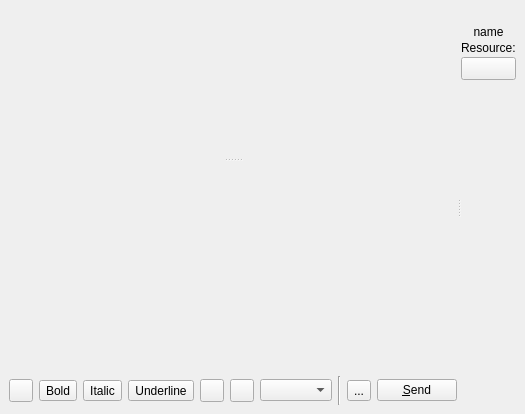
Before: the Qt Designer form widgets/chatwidget.ui in xmpp-graveyard/jabbim, drawn with Qt 5.
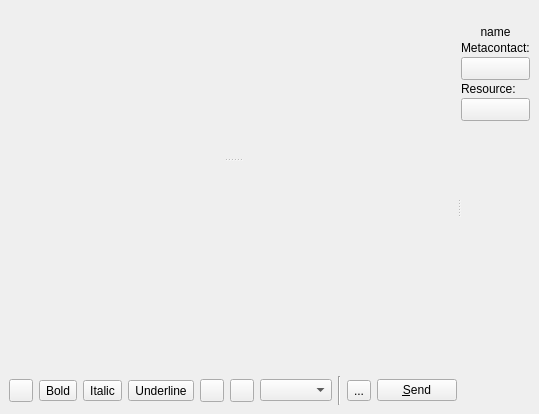
After: the same form once the commit is applied. Icons and pictures are not drawn.

Commit message: metacontact menu in chatWidget, changing shows in chatwidget

The edit to the form file:
```diff
--- a/widgets/chatwidget.ui
+++ b/widgets/chatwidget.ui
@@ -266,7 +266,35 @@
         </widget>
        </item>
        <item>
-        <widget class="QLabel" name="label_2" >
+        <widget class="QLabel" name="metaLabel" >
+         <property name="text" >
+          <string>Metacontact:</string>
+         </property>
+        </widget>
+       </item>
+       <item>
+        <widget class="QToolButton" name="metaButton" >
+         <property name="sizePolicy" >
+          <sizepolicy>
+           <hsizetype>7</hsizetype>
+           <vsizetype>0</vsizetype>
+           <horstretch>0</horstretch>
+           <verstretch>0</verstretch>
+          </sizepolicy>
+         </property>
+         <property name="popupMode" >
+          <enum>QToolButton::InstantPopup</enum>
+         </property>
+         <property name="toolButtonStyle" >
+          <enum>Qt::ToolButtonTextBesideIcon</enum>
+         </property>
+         <property name="arrowType" >
+          <enum>Qt::NoArrow</enum>
+         </property>
+        </widget>
+       </item>
+       <item>
+        <widget class="QLabel" name="resourceLabel" >
          <property name="text" >
           <string>Resource:</string>
          </property>
```
The commit also changes 5 other files.
